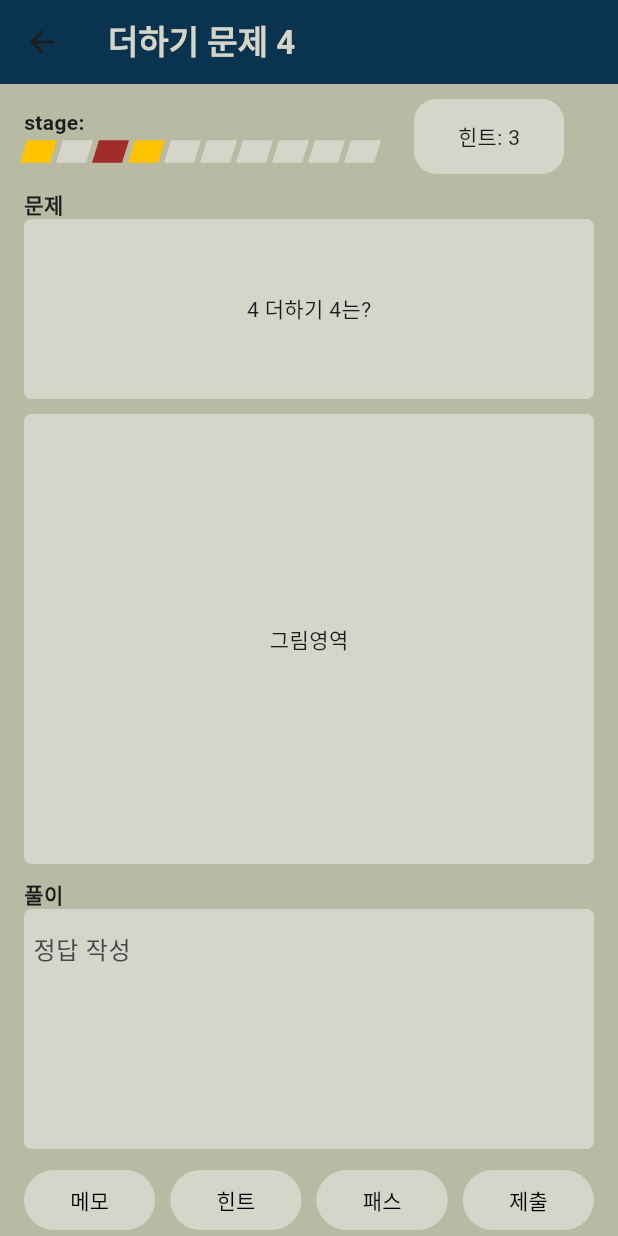
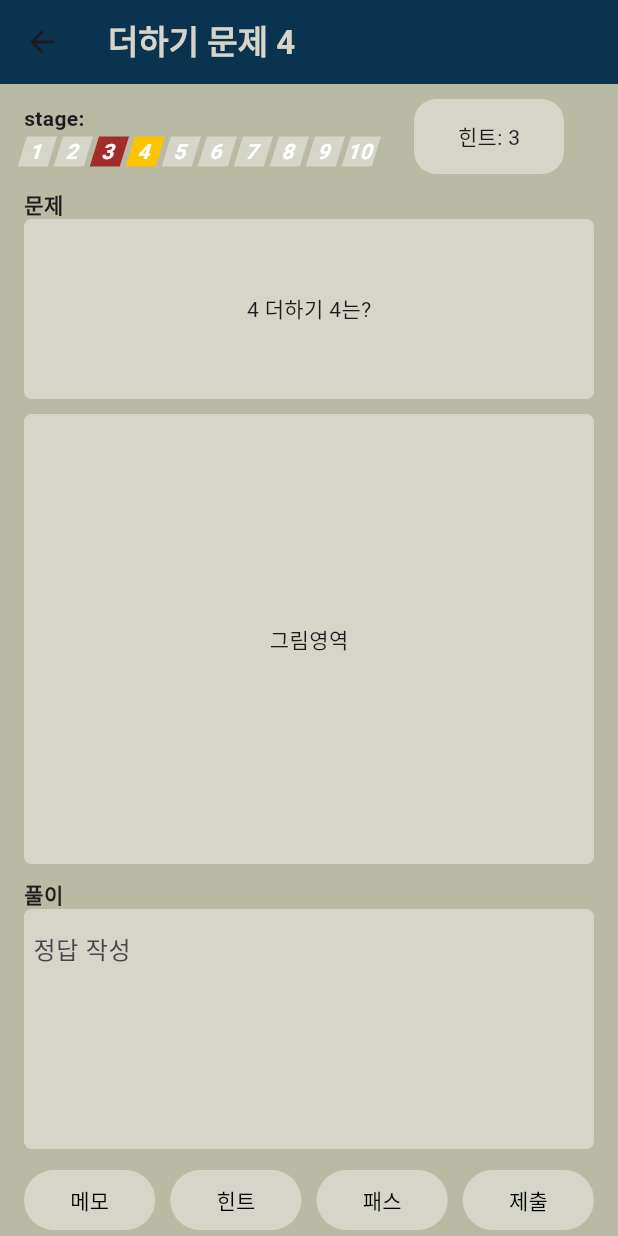
Before and after one commit to APP-iOS7/thinquiz, a Flutter app: the QuizScreen screen opened directly, item 3 of the bottom bar chosen, after a tap on "패스", after a tap on "제출", on a phone screen of 412 x 824 dp. Run offline on Flutter 3.47's test engine with Material 3 defaults, Android fonts, the phone set to English and light mode, and no system bars.

Commit message:
스테이지 진행도 ui 수정, 럭키카드 효과 구현 - 1. 보너스 힌트, 2. 보너스 점수, 3. 패스강화

```diff
--- a/thinquiz/lib/home_screen.dart
+++ b/thinquiz/lib/home_screen.dart
@@ -1,6 +1,4 @@
 import 'package:flutter/material.dart';
-import 'package:provider/provider.dart';
-import 'package:thinquiz/providers/game_provider.dart';
 import 'package:thinquiz/screens/quiz_screen.dart';
 
 import 'models/game.dart';
--- a/thinquiz/lib/managers/lucky_card_manager.dart
+++ b/thinquiz/lib/managers/lucky_card_manager.dart
@@ -18,7 +18,7 @@ class LuckyCardManager {
       LuckyCard(
           content: '정답을 맞출 경우 점수를 두배로 획득합니다!',
           type: CardType.chance,
-          efftect: CardEffect.moreHint),
+          efftect: CardEffect.morePoints),
       LuckyCard(
           content: '이번 문제를 패스해도 정답으로 인정됩니다!',
           type: CardType.chance,
--- a/thinquiz/lib/providers/game_provider.dart
+++ b/thinquiz/lib/providers/game_provider.dart
@@ -102,7 +102,6 @@ class GameProvider extends ChangeNotifier {
   int get totalPoint => _item.totalPoint;
   List<Quiz> get quizItems => _item.quizList;
 
-
   Color getQuizColor(int index) {
     QuizStatus status = _item.quizList[index].status;
 
@@ -122,4 +121,9 @@ class GameProvider extends ChangeNotifier {
     _item.quizIndex++;
     notifyListeners();
   }
+
+  void increaseHint() {
+    _item.hintCount++;
+    notifyListeners();
+  }
 }
--- a/thinquiz/lib/screens/quiz_screen.dart
+++ b/thinquiz/lib/screens/quiz_screen.dart
@@ -1,8 +1,9 @@
 import 'package:flutter/material.dart';
 import 'package:provider/provider.dart';
+import 'package:thinquiz/managers/lucky_card_manager.dart';
+import 'package:thinquiz/models/lucky_card.dart';
 import 'package:thinquiz/models/quiz.dart';
 import 'package:thinquiz/providers/game_provider.dart';
-import 'package:thinquiz/screens/lucky_card_screen.dart';
 import 'package:thinquiz/screens/result_incorrect_screen.dart';
 
 class QuizScreen extends StatefulWidget {
@@ -14,6 +15,18 @@ class QuizScreen extends StatefulWidget {
 
 class _QuizScreenState extends State<QuizScreen> {
   final TextEditingController _answerController = TextEditingController();
+
+  @override
+  void initState() {
+    super.initState();
+
+    WidgetsBinding.instance.addPostFrameCallback((_) {
+      if (LuckyCardManager().currentCard?.efftect == CardEffect.moreHint) {
+        Provider.of<GameProvider>(context, listen: false).increaseHint();
+        LuckyCardManager().currentCard = null;
+      }
+    });
+  }
 
   @override
   Widget build(BuildContext context) {
@@ -52,9 +65,18 @@ class _QuizScreenState extends State<QuizScreen> {
                                 child: Transform(
                                     transform: Matrix4.skewX(-0.3),
                                     child: Container(
-                                        width: 20,
-                                        height: 15,
-                                        color: game.getQuizColor(i)))),
+                                      width: 20,
+                                      height: 20,
+                                      color: game.getQuizColor(i),
+                                      child: Center(
+                                        child: Text(
+                                          '${i + 1}',
+                                          style: TextStyle(
+                                              color: Colors.white,
+                                              fontWeight: FontWeight.bold),
+                                        ),
+                                      ),
+                                    ))),
                         ],
                       )
                     ],
@@ -139,7 +161,16 @@ class _QuizScreenState extends State<QuizScreen> {
                             style: TextButton.styleFrom(
                                 backgroundColor: Color(0xffd6d5c9)),
                             onPressed: () {
-                              game.increaseQuizIndex();
+                              game.quizItems[game.quizIndex].status =
+                                  QuizStatus.pending;
+
+                              if (LuckyCardManager().currentCard?.efftect ==
+                                  CardEffect.passOK) {
+                                LuckyCardManager().currentCard = null;
+                                handleCorrectAnswer(game);
+                              }
+
+                              initStage(game);
                             },
                             child: const Text('패스',
                                 style: TextStyle(color: Colors.black)))),
@@ -149,38 +180,16 @@ class _QuizScreenState extends State<QuizScreen> {
                             style: TextButton.styleFrom(
                                 backgroundColor: Color(0xffd6d5c9)),
                             onPressed: () {
-                              game.quizItems[game.quizIndex].status =
-                                  _answerController.text ==
-                                          game.quizItems[game.quizIndex].answer
-                                      ? QuizStatus.correct
-                                      : QuizStatus.incorrect;
-
+                              // 정답
                               if (_answerController.text ==
                                   game.quizItems[game.quizIndex].answer) {
-                                game.quizItems[game.quizIndex].status =
-                                    QuizStatus.correct;
-                                Navigator.push(
-                                    context,
-                                    MaterialPageRoute(
-                                        builder: (context) =>
-                                            ResultScreenCorrect()));
+                                handleCorrectAnswer(game);
                               } else {
-                                game.quizItems[game.quizIndex].status =
-                                    QuizStatus.incorrect;
+                                // 오답
+                                handleWrongAnswer(game);
                               }
 
-                              game.increaseQuizIndex();
-                              _answerController.text = "";
-                              game.quizItems[game.quizIndex].status =
-                                  QuizStatus.solving;
-
-                              if (game.quizIndex == 2 || game.quizIndex == 6) {
-                                Navigator.push(
-                                    context,
-                                    MaterialPageRoute(
-                                        builder: (context) =>
-                                            LuckyCardScreen()));
-                              }
+                              initStage(game);
                             },
                             child: const Text('제출',
                                 style: TextStyle(color: Colors.black)))),
@@ -193,4 +202,28 @@ class _QuizScreenState extends State<QuizScreen> {
       );
     });
   }
+
+  void initStage(GameProvider gameProvider) {
+    gameProvider.increaseQuizIndex();
+    _answerController.text = "";
+    gameProvider.quizItems[gameProvider.quizIndex].status = QuizStatus.solving;
+  }
+
+  void handleCorrectAnswer(GameProvider game) {
+    game.quizItems[game.quizIndex].status = QuizStatus.correct;
+
+    // 행운카드 - 보너스 점수
+    if (LuckyCardManager().currentCard?.efftect == CardEffect.morePoints) {
+      game.item.totalPoint += game.quizItems[game.quizIndex].point * 2;
+    } else {
+      game.item.totalPoint += game.quizItems[game.quizIndex].point;
+    }
+
+    Navigator.push(context,
+        MaterialPageRoute(builder: (context) => ResultScreenCorrect()));
+  }
+
+  void handleWrongAnswer(GameProvider game) {
+    game.quizItems[game.quizIndex].status = QuizStatus.incorrect;
+  }
 }
```
Also changed, not shown: thinquiz/lib/screens/result_incorrect_screen.dart (+21 -2 lines), thinquiz/lib/widgets/card_widget.dart (+12 -9 lines).
